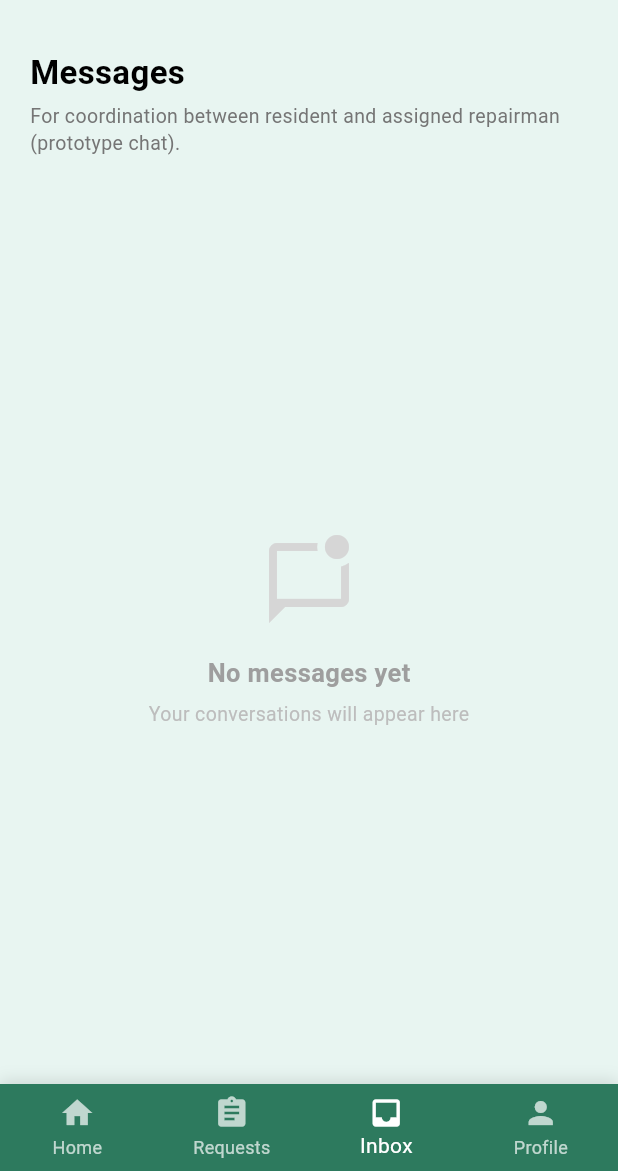
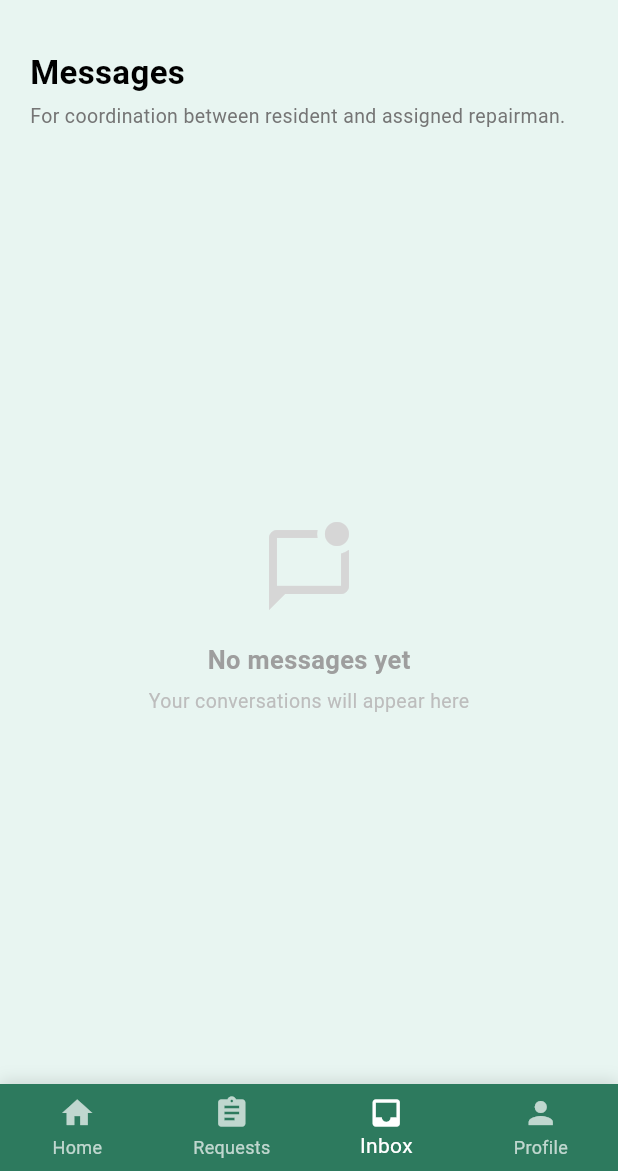
Before and after one commit to Zcyde/Fixit, a Flutter app: the InboxPage screen opened directly with empty values, on a phone screen of 412 x 824 dp, the part 65-1236 px from its top. Run offline on Flutter 3.47's test engine with Material 3 defaults, Android fonts, the phone set to English and light mode, and no system bars; our stand-ins replace image_picker; accounts and stored records are empty.

```diff
--- a/lib/client_side/inbox_page.dart
+++ b/lib/client_side/inbox_page.dart
@@ -199,7 +199,7 @@ class _InboxPageState extends State<InboxPage> {
           child: Column(crossAxisAlignment: CrossAxisAlignment.start, children: [
             const Text('Messages', style: TextStyle(fontSize: 22, fontWeight: FontWeight.bold, color: Colors.black)),
             const SizedBox(height: 4),
-            Text('For coordination between resident and assigned repairman (prototype chat).',
+            Text('For coordination between resident and assigned repairman.',
               style: TextStyle(fontSize: 13, color: Colors.grey[600], height: 1.4))
           ])
         ),
```
